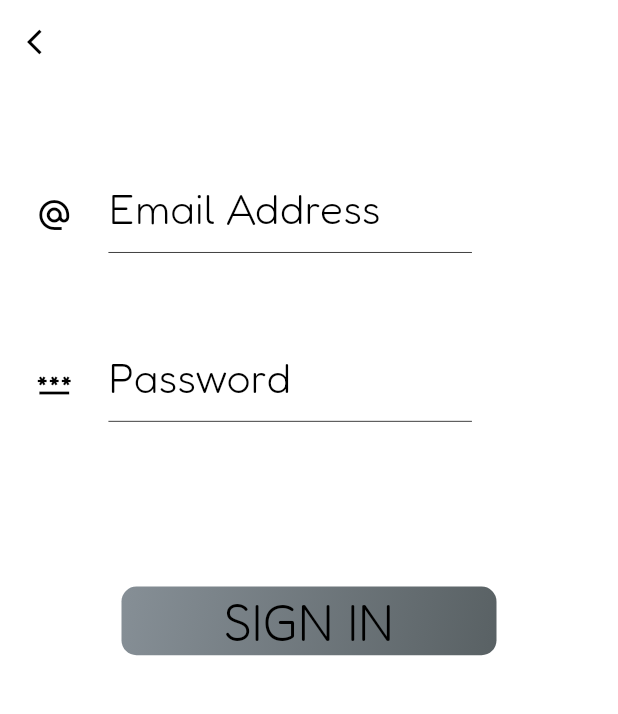
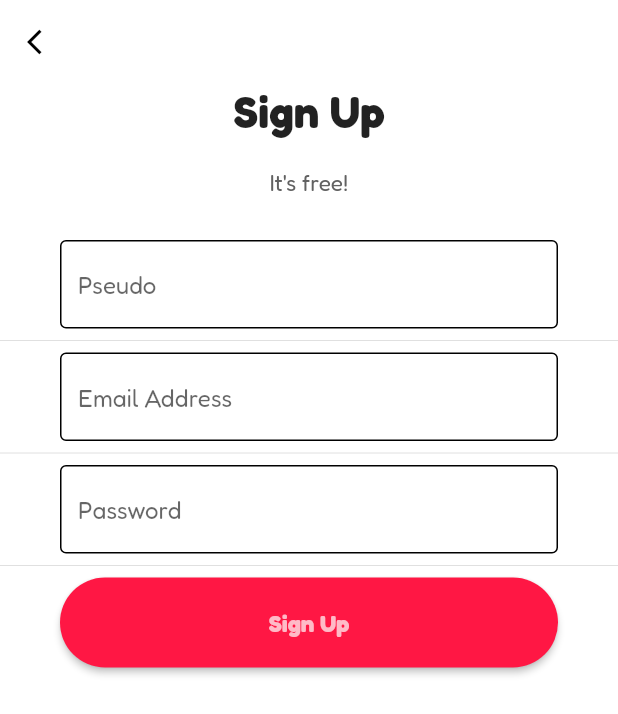
Before and after one commit to YHDF/QuizzApp, a Flutter app: the SignUp screen opened directly, on a phone screen of 412 x 824 dp. Shown: the top 714 px of the screen. Run offline on Flutter 3.47's test engine with Material 2 defaults, Android fonts, the phone set to English and light mode, and no system bars; our stand-ins replace cloud_firestore, curved_navigation_bar, firebase_auth, firebase_core, flutter_bloc, freezed_annotation and 1 more; missing offline and left inert: dart:ffi; accounts and stored records are empty; generated files the repository leaves out were written again.

Commit message:
[FEAT] Style for signing up + dynamic user object creation

```diff
--- a/lib/src/main.dart
+++ b/lib/src/main.dart
@@ -1,4 +1,5 @@
 import 'package:flutter/material.dart';
+import 'package:quizz_game/src/presentation/Pages/login.dart';
 import 'package:quizz_game/src/presentation/Widgets/bootstrap.dart';
 import 'package:quizz_game/src/presentation/Pages/signup.dart';
 import 'package:firebase_core/firebase_core.dart';
@@ -101,7 +102,7 @@ class _MyHomePageState extends State<MyHomePage> {
                   minWidth: double.infinity,
                   height:60,
                   onPressed: (){
-                    Navigator.push(context, MaterialPageRoute(builder: (context) => Bootstrap()));
+                    Navigator.push(context, MaterialPageRoute(builder: (context) => const LoginPage()));
                   },
                   color: Colors.blueAccent[400],
                   shape: RoundedRectangleBorder(
--- a/lib/src/presentation/Pages/login.dart
+++ b/lib/src/presentation/Pages/login.dart
@@ -55,15 +55,8 @@ class LoginPage extends StatelessWidget {
                 Padding(
                   padding: const EdgeInsets.symmetric(horizontal: 40),
                   child: Container(
-                    padding: const EdgeInsets.only(top: 3,left: 3),
                     decoration: BoxDecoration(
                         borderRadius: BorderRadius.circular(40),
-                        border: const Border(
-                            bottom: BorderSide(color: Colors.black),
-                            top: BorderSide(color: Colors.black),
-                            right: BorderSide(color: Colors.black),
-                            left: BorderSide(color: Colors.black)
-                        )
                     ),
                     child: MaterialButton(
                       minWidth: double.infinity,
@@ -79,19 +72,8 @@ class LoginPage extends StatelessWidget {
                     ),
                   ),
                 ),
-                const SizedBox(height: 20,),
-                Row(
-                  mainAxisAlignment: MainAxisAlignment.center,
-                  children: const [
-                    Text("Dont have an account?"),
-                    Text("Sign Up",style: TextStyle(
-                        fontWeight: FontWeight.w600,
-                        fontSize: 18
-                    ),),
-                  ],
-                )
+                const SizedBox(height: 20),
               ],
-
             ),
           ],
         ),
--- a/lib/src/presentation/Pages/signup.dart
+++ b/lib/src/presentation/Pages/signup.dart
@@ -1,16 +1,11 @@
-
-import 'dart:convert';
-
 import 'package:flutter/material.dart';
 import 'package:flutter/services.dart';
 import 'package:flutter_bloc/flutter_bloc.dart';
-import 'package:http/http.dart' as http;
 import 'package:quizz_game/src/data/entities/user.dart';
 import 'package:quizz_game/src/data/repositories/auth_repository.dart';
 import 'package:quizz_game/src/data/repositories/user_repository.dart';
 import 'package:quizz_game/src/presentation/Pages/signup/signupCubit.dart';
 import 'package:quizz_game/src/presentation/Pages/signup/signupState.dart';
-import 'login.dart';
 
 class SignUp extends StatefulWidget {
   const SignUp({Key? key}) : super(key: key);
@@ -23,8 +18,8 @@ class _SignupPageState extends State<SignUp> {
   final FocusScopeNode _focusScopeNode = FocusScopeNode();
   final _controllerEmail = TextEditingController();
   final _controllerPassword = TextEditingController();
+  final _controllerPseudo = TextEditingController();
   SignUpCubit? cubit;
-  TriviaUser user = TriviaUser(games: 1, pseudo: "yhd", score: 1);
 
   void _handleSubmitted(String value) {
     _focusScopeNode.nextFocus();
@@ -32,8 +27,6 @@ class _SignupPageState extends State<SignUp> {
 
   @override
   Widget build(BuildContext context) {
-    var dev_width = MediaQuery.of(context).size.width;
-    var dev_height = MediaQuery.of(context).size.height;
     return Scaffold(
       resizeToAvoidBottomInset: false,
       backgroundColor: Colors.white,
@@ -81,41 +74,63 @@ class _SignupPageState extends State<SignUp> {
               if(state is Saved) {
                 return Container();
               }
-              return SafeArea(
-                child: SingleChildScrollView(
-                  child: SizedBox(
+              return SizedBox(
                 height: MediaQuery.of(context).size.height,
                 width: double.infinity,
-                    child: Form(
+                child: Column(
+                  mainAxisAlignment: MainAxisAlignment.start,
+                  children: [
+                    Form(
                       key: _formKey,
                       child: FocusScope(
                         node: _focusScopeNode,
                         child: Column(
-                          children: <Widget>[
-                            Container(
-                              height: dev_height / 7.32,
-                              child: Row(
-                                children: <Widget>[
-                                  Container(
-                                    alignment: Alignment(-1, 1),
-                                    child: Container(
-                                      width: dev_width / 5.70,
-                                      height: dev_height / 14.64,
-                                      alignment: Alignment(0, 0.2),
-                                      child: Icon(
-                                        IconData(0xe081, fontFamily: 'MaterialIcons'),
+                          children: [
+                            Column(
+                              children: [
+                                Column(
+                                  children: [
+                                    const Text ("Sign Up", style: TextStyle(
+                                      fontSize: 30,
+                                      fontWeight: FontWeight.bold,
+                                    ),),
+                                    const SizedBox(height: 20,),
+                                    Text("It's free!",style: TextStyle(
+                                      fontSize: 15,
+                                      color: Colors.grey[700],
+                                    ),),
+                                    const SizedBox(height: 30,)
+                                  ],
+                                ),
+                                Padding(
+                                  padding: const EdgeInsets.symmetric(horizontal: 40),
+                                  child: TextFormField(
+                                    onTap: () {},
+                                    textInputAction: TextInputAction.next,
+                                    onFieldSubmitted: _handleSubmitted,
+                                    controller: _controllerPseudo,
+                                    validator: (value) {
+                                      if (value != null && value.isEmpty) {
+                                        return 'Pseudo is required';
+                                      }
+                                      return null;
+                                    },
+                                    decoration: const InputDecoration(
+                                        enabledBorder: OutlineInputBorder(
+                                        ),
+                                        focusedBorder: OutlineInputBorder(
+                                          borderSide: BorderSide(
                                               color: Colors.black,
+                                              width: 0.5
                                           ),
                                         ),
+                                        hintText: 'Pseudo'),
                                   ),
-                                  Container(
-                                    alignment: Alignment(1, 1),
-                                    child: Container(
-                                      width: dev_width / 1.7,
-                                      height: dev_height / 14.64,
-                                      alignment: Alignment(1, 1),
+                                ),
+                                const Divider(),
+                                Padding(
+                                  padding: const EdgeInsets.symmetric(horizontal: 40),
                                   child: TextFormField(
-                                        style: TextStyle(color: Colors.black,fontWeight: FontWeight.w100),
                                     onTap: () {},
                                     textInputAction: TextInputAction.next,
                                     onFieldSubmitted: _handleSubmitted,
@@ -127,150 +142,80 @@ class _SignupPageState extends State<SignUp> {
                                       }
                                       return null;
                                     },
-                                        decoration: InputDecoration(
-                                            enabledBorder: UnderlineInputBorder(
-                                              borderSide: BorderSide(
-                                                color: Colors.black,
-                                                width: 0.5,
+                                    decoration: const InputDecoration(
+                                        enabledBorder: OutlineInputBorder(
                                         ),
-                                            ),
-                                            focusedBorder: UnderlineInputBorder(
+                                        focusedBorder: OutlineInputBorder(
                                           borderSide: BorderSide(
                                               color: Colors.black,
                                               width: 0.5
                                           ),
                                         ),
-                                            hintText: 'Email Address',
-                                            hintStyle: TextStyle(
-                                              fontWeight: FontWeight.w100,
+                                        hintText: 'Email Address'),
+                                  ),
+                                ),
+                              ],
+                            ),
+                            const Divider(),
+                            Padding(
+                              padding: const EdgeInsets.symmetric(horizontal: 40),
+                              child: TextFormField(
+                                obscureText: true,
+                                onTap: () {},
+                                textInputAction: TextInputAction.next,
+                                onFieldSubmitted: _handleSubmitted,
+                                controller: _controllerPassword,
+                                validator: (value) {
+                                  if (value != null && value.isEmpty) {
+                                    return 'Password is required';
+                                  }
+                                  return null;
+                                },
+                                decoration: const InputDecoration(
+                                    enabledBorder: OutlineInputBorder(
+                                    ),
+                                    focusedBorder: OutlineInputBorder(
+                                      borderSide: BorderSide(
                                           color: Colors.black,
-                                              fontSize: dev_height > dev_width
-                                                  ? dev_height / 29.28
-                                                  : dev_height / 16.48,
-                                            )),
+                                          width: 0.5
+                                      ),
+                                    ),
+                                    hintText: 'Password'),
+                              ),
+                            ),
+                            const Divider(),
+                            Padding(
+                              padding: const EdgeInsets.symmetric(horizontal: 40),
+                              child: Container(
+                                decoration: BoxDecoration(
+                                  borderRadius: BorderRadius.circular(40),
+                                ),
+                                child: MaterialButton(
+                                  minWidth: double.infinity,
+                                  height: 60,
+                                  onPressed: () {
+                                    if (_formKey.currentState != null && _formKey.currentState!.validate()) {
+                                      TriviaUser user = TriviaUser(score: 0, pseudo: _controllerPseudo.text, avatar: "", games: 0);
+                                      cubit?.registerUser(_controllerEmail.text, _controllerPassword.text, user);
+                                    }
+                                  },
+                                  color: Colors.redAccent[400],
+                                  shape: RoundedRectangleBorder(
+                                      borderRadius: BorderRadius.circular(40)
+                                  ),
+                                  child: const Text("Sign Up",style: TextStyle(
+                                      fontWeight: FontWeight.w600,fontSize: 16,color: Colors.white70
+                                  ),),
                                 ),
                               ),
                             ),
                           ],
                         ),
                       ),
-                            Container(
-                              height: dev_height / 7.32,
-                              child: Row(
-                                children: <Widget>[
-                                  Container(
-                                    alignment: Alignment(-1, 1),
-                                    child: Container(
-                                      width: dev_width / 5.70,
-                                      height: dev_height / 14.64,
-                                      alignment: Alignment(0, 0.2),
-                                      child: Icon(
-                                        IconData(0xe47a, fontFamily: 'MaterialIcons'),
-                                        color: Colors.black,
-                                      ),
-                                    ),
-                                  ),
-                                  Container(
-                                    alignment: Alignment(1, 1),
-                                    child: Container(
-                                      width: dev_width / 1.7,
-                                      height: dev_height / 14.64,
-                                      alignment: Alignment(1, 1),
-                                      child: TextFormField(
-                                        obscureText: true,
-                                        style: TextStyle(color: Colors.black,fontWeight: FontWeight.w100),
-                                        validator: (value) {
-                                          if (value != null && value.isEmpty) {
-                                            return 'Password is required';
-                                          }
-                                          return null;
-                                        },
-                                        textInputAction: TextInputAction.previous,
-                                        onFieldSubmitted: _handleSubmitted,
-                                        controller: _controllerPassword,
-                                        decoration: InputDecoration(
-                                            enabledBorder: UnderlineInputBorder(
-                                              borderSide: BorderSide(
-                                                color: Colors.black,
-                                                width: 0.5,
-                                              ),
-                                            ),
-                                            focusedBorder: UnderlineInputBorder(
-                                              borderSide: BorderSide(
-                                                  color: Colors.black,
-                                                  width: 0.5
-                                              ),
-                                            ),
-                                            hintText: 'Password',
-                                            hintStyle: TextStyle(
-                                              fontWeight: FontWeight.w100,
-                                              color: Colors.black,
-                                              fontSize: dev_height > dev_width
-                                                  ? dev_height / 29.28
-                                                  : dev_height / 16.48,
-                                            )),
-                                      ),
-                                    ),
                     ),
                   ],
                 ),
-                            ),
-                            Container(
-                              height: dev_height / 6,
-                              alignment: Alignment(0, 1.4),
-                              child: Container(
-                                height: dev_height / 18,
-                                child: OverflowBox(
-                                  maxWidth: dev_width,
-                                  maxHeight: dev_height / 18,
-                                  child: FlatButton(
-                                    splashColor: Colors.transparent,
-                                    highlightColor: Colors.transparent,
-                                    onPressed: () {
-                                      if (_formKey.currentState != null && _formKey.currentState!.validate()) {
-                                        /* email = _controllerEmail.text;
-                                        password = _controllerPassword.text; */
-                                        print(_controllerEmail.text.toString());
-                                        cubit?.registerUser(_controllerEmail.text, _controllerPassword.text, user);
-                                      }
-                                    },
-                                    child: Container(
-                                      width: dev_width / 1.648,
-                                      height: dev_height / 14,
-                                      decoration: BoxDecoration(
-                                        border: Border.all(
-                                          color: Colors.transparent,
-                                          width: 0,
-                                        ),
-                                        borderRadius: BorderRadius.circular(10),
-                                        gradient: LinearGradient(
-                                          begin: Alignment(-1, -1),
-                                          end: Alignment(1, 1),
-                                          colors: [
-                                            const Color.fromRGBO(134, 143, 150, 1),
-                                            const Color.fromRGBO(89, 97, 100, 1),
-                                          ], // whitish to gray
-                                        ),
-                                      ),
-                                      child: Center(
-                                        child: Text(
-                                          'SIGN IN',
-                                          style: TextStyle(
-                                            fontWeight: FontWeight.w100,
-                                            color: Colors.black,
-                                            fontSize: dev_height > dev_width
-                                                ? dev_height / 24.4
-                                                : dev_height / 13.74,
-                                          ),
-                                        ),
-                                      ),
-                                    ),
-                                  ),
-                                ),
-                              ),
-                            ),
-                          ],
-                        ),),),),),);
+              );
             },
           ),
         ),
@@ -278,33 +223,3 @@ class _SignupPageState extends State<SignUp> {
     );
   }
 }
-
-Widget makeInput({label,obsureText = false}){
-  return Column(
-    crossAxisAlignment: CrossAxisAlignment.start,
-    children: [
-      Text(label,style:const TextStyle(
-          fontSize: 15,
-          fontWeight: FontWeight.w400,
-          color: Colors.black87
-      ),),
-      const SizedBox(height: 5,),
-      TextField(
-        obscureText: obsureText,
-        decoration: const InputDecoration(
-          contentPadding: EdgeInsets.symmetric(vertical: 0,horizontal: 10),
-          enabledBorder: OutlineInputBorder(
-            borderSide: BorderSide(
-              color: Colors.grey,
-            ),
-          ),
-          border: OutlineInputBorder(
-              borderSide: BorderSide(color: Colors.grey)
-          ),
-        ),
-      ),
-      const SizedBox(height: 30)
-
-    ],
-  );
-}
```
Lines whose indentation alone changed are shown as unchanged.
